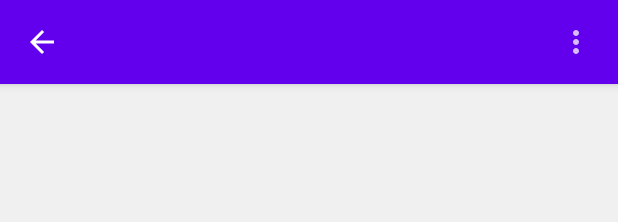
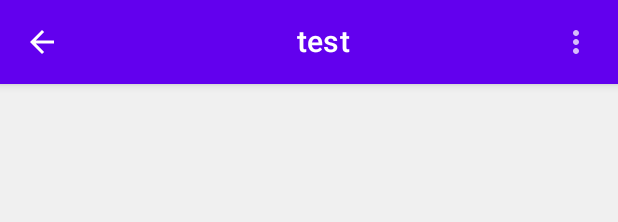
Before and after one commit to S14sh/JustPlay, an Android app built with Jetpack Compose: the @Preview function DefaultPreview, on a phone screen of 412 x 824 dp. Shown: the top 222 px of the screen. Run offline under Robolectric (Android 15) with nearby library versions, the phone set to English and light mode, and no system bars.

Commit message:
初始版本

```diff
--- a/app/build.gradle
+++ b/app/build.gradle
@@ -57,6 +57,7 @@ dependencies {
     implementation "androidx.compose.ui:ui-tooling-preview:$compose_version"
     implementation 'androidx.lifecycle:lifecycle-runtime-ktx:2.3.1'
     implementation 'androidx.activity:activity-compose:1.3.0-alpha06'
+    implementation "org.jetbrains.kotlinx:kotlinx-coroutines-android: 1.5.2"
     testImplementation 'junit:junit:4.+'
     androidTestImplementation 'androidx.test.ext:junit:1.1.2'
     androidTestImplementation 'androidx.test.espresso:espresso-core:3.3.0'
--- a/app/src/main/java/com/slash/justplay/ui/layout/ScaffoldLayout.kt
+++ b/app/src/main/java/com/slash/justplay/ui/layout/ScaffoldLayout.kt
@@ -1,20 +1,9 @@
 package com.slash.justplay.ui.layout
 
-import androidx.compose.foundation.layout.*
 import androidx.compose.material.*
-import androidx.compose.material.icons.Icons
-import androidx.compose.material.icons.filled.ArrowBack
-import androidx.compose.material.icons.filled.Menu
-import androidx.compose.material.icons.filled.MoreVert
 import androidx.compose.runtime.Composable
 import androidx.compose.runtime.rememberCoroutineScope
-import androidx.compose.ui.Alignment
-import androidx.compose.ui.Modifier
-import androidx.compose.ui.graphics.Color
-import androidx.compose.ui.res.stringResource
-import androidx.compose.ui.unit.dp
-import com.slash.justplay.R
-import kotlinx.coroutines.launch
+import com.slash.justplay.ui.viewgroup.topAppBarWithBack
 
 /**
  * @author Slash.R.Wei
@@ -23,51 +12,9 @@ import kotlinx.coroutines.launch
 @Composable
 fun CommonScaffold(scaffoldState: ScaffoldState = rememberScaffoldState()) {
     val composableScope = rememberCoroutineScope()
-    Scaffold(
-        topBar = {
-            TopAppBar(
-                title = {},
-                navigationIcon = {
-                    IconButton(onClick = {
-
-                    }) {
-                        Icon(
-                            imageVector = Icons.Filled.ArrowBack,
-                            contentDescription = "This is a back icon."
-                        )
-                    }
-                },
-                actions = {
-                    IconButton(onClick = {
-                        composableScope.launch {
-                            scaffoldState.drawerState.open()
-                        }
-                    }) {
-                        Icon(
-                            imageVector = Icons.Filled.MoreVert,
-                            contentDescription = "This is a menu icon."
-                        )
-                    }
-                }
-            )
-        },
-        drawerContent = {
-            Surface(color = MaterialTheme.colors.primary) {
-                Box(
-                    modifier = Modifier
-                        .fillMaxWidth()
-                        .height(160.dp)
-                ) {
-                    Text(
-                        text = stringResource(id = R.string.menu),
-                        style = MaterialTheme.typography.h5,
-                        modifier = Modifier.align(Alignment.Center)
-                    )
-                }
-            }
-        },
-        scaffoldState = scaffoldState, backgroundColor = Color.LightGray.copy(alpha = 0.3f)
-    ) {
-
-    }
+    topAppBarWithBack(
+        name = "test",
+        scaffoldState = scaffoldState,
+        composableScope = composableScope
+    )
 }
--- /dev/null
+++ b/app/src/main/java/com/slash/justplay/ui/viewgroup/TopAppBarWithBack.kt
@@ -0,0 +1,96 @@
+package com.slash.justplay.ui.viewgroup
+
+import android.app.Instrumentation
+import android.print.PrintAttributes
+import android.view.KeyEvent
+import android.view.ViewGroup
+import androidx.compose.foundation.layout.*
+import androidx.compose.material.*
+import androidx.compose.material.icons.Icons
+import androidx.compose.material.icons.filled.ArrowBack
+import androidx.compose.material.icons.filled.MoreVert
+import androidx.compose.runtime.Composable
+import androidx.compose.runtime.rememberCoroutineScope
+import androidx.compose.ui.Alignment
+import androidx.compose.ui.Modifier
+import androidx.compose.ui.graphics.Color
+import androidx.compose.ui.unit.dp
+import kotlinx.coroutines.CoroutineScope
+import kotlinx.coroutines.Dispatchers
+import kotlinx.coroutines.launch
+
+/**
+ * @author Slash.R.Wei
+ * on 2021/10/25
+ */
+
+@Composable
+fun topAppBarWithBack(
+    composableScope: CoroutineScope = rememberCoroutineScope(),
+    scaffoldState: ScaffoldState = rememberScaffoldState(),
+    name: String = "",
+    backFunction: () -> Unit = {
+        composableScope.launch(Dispatchers.IO) {
+            //默认模拟back键
+            Instrumentation().sendKeyDownUpSync(KeyEvent.KEYCODE_BACK)
+        }
+    },
+    backIcon: @Composable () -> Unit = {
+        Icon(imageVector = Icons.Default.ArrowBack, contentDescription = "This is a back icon.")
+    },
+    moreFunction: () -> Unit = {
+        composableScope.launch {
+            scaffoldState.drawerState.open()
+        }
+    },
+    moreIcon: @Composable () -> Unit = {
+        Icon(imageVector = Icons.Default.MoreVert, contentDescription = "This is a more icon.")
+    },
+    moreContent: @Composable ColumnScope.() -> Unit = {
+        Surface(
+            color = MaterialTheme.colors.primary
+        ) {
+            Box(
+                modifier = Modifier
+                    .fillMaxWidth()
+                    .height(160.dp)
+            ) {
+                Text(
+                    text = "more test",
+                    style = MaterialTheme.typography.h5,
+                    modifier = Modifier.align(Alignment.Center),
+                )
+            }
+        }
+    },
+    backgroundColor: Color = Color.LightGray.copy(alpha = 0.3f)
+) {
+    Scaffold(
+        topBar = {
+            TopAppBar(
+                title = {
+                    Row(
+                        modifier = Modifier
+                            .fillMaxWidth()
+                            .fillMaxHeight(),
+                        verticalAlignment = Alignment.CenterVertically,
+                        horizontalArrangement = Arrangement.Center
+                    ) {
+                        Text(text = name)
+                    }
+                },
+                navigationIcon = {
+                    IconButton(onClick = backFunction, content = backIcon)
+                },
+                actions = {
+                    IconButton(onClick = moreFunction, content = moreIcon)
+                }
+            )
+        },
+        drawerContent = moreContent,
+        scaffoldState = scaffoldState,
+        backgroundColor = backgroundColor
+    ) {
+
+    }
+}
```
